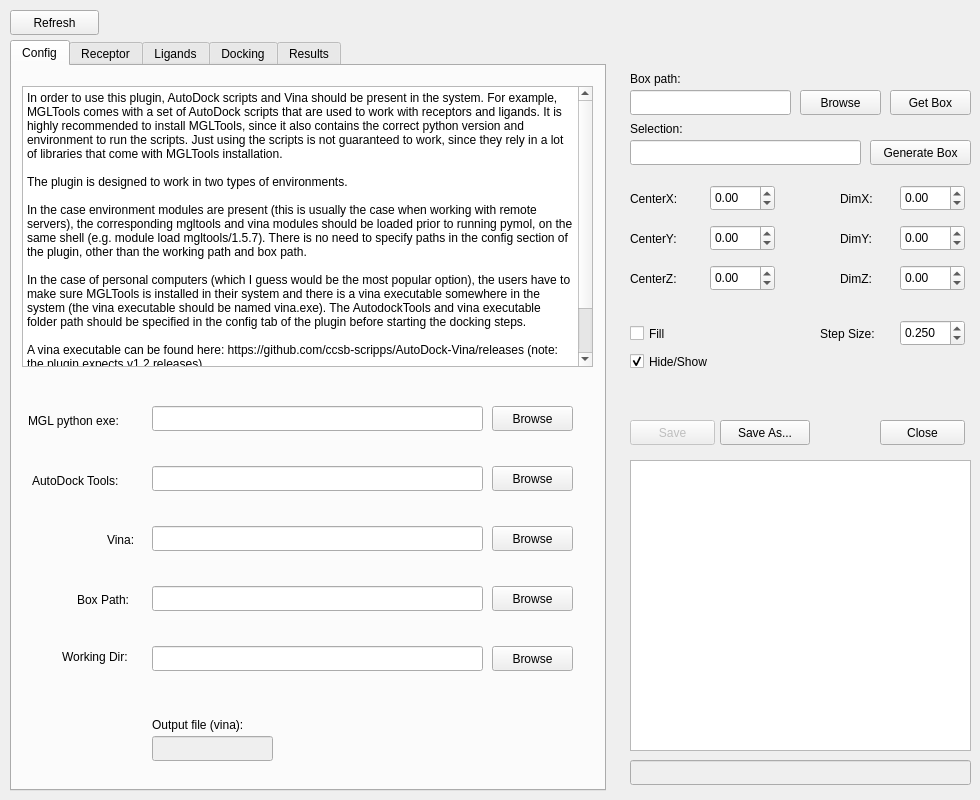
Before: the Qt Designer form demowidget.ui in gjonwick/MAGI-Dock, drawn with Qt 5.
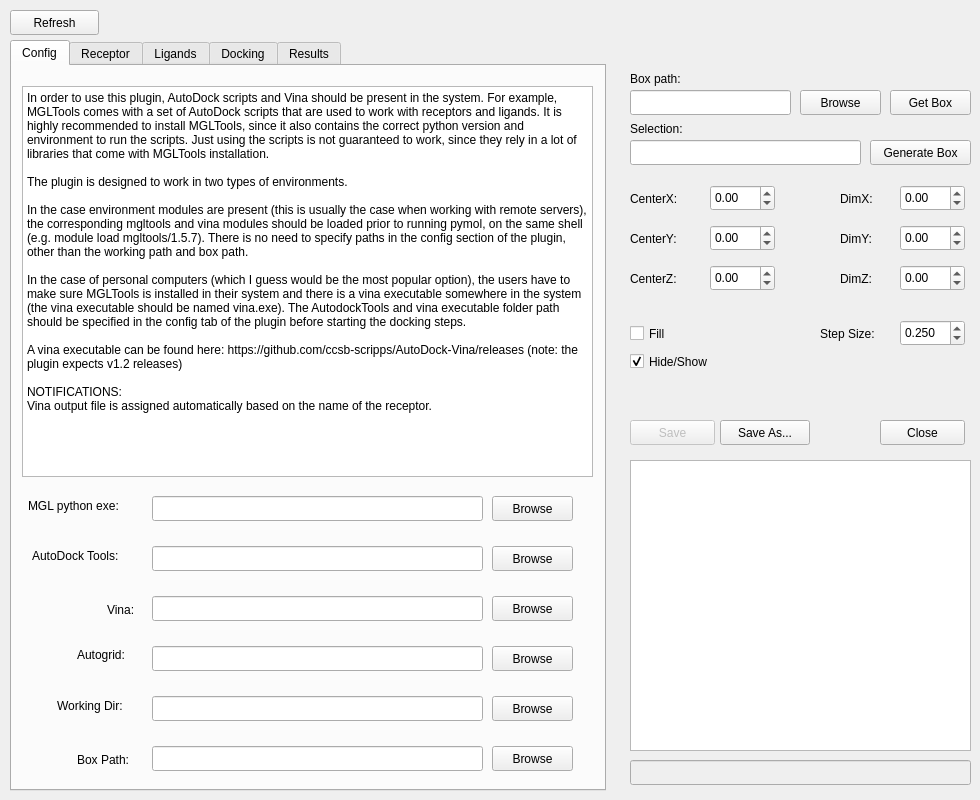
After: the same form once the commit is applied. The open tabs and pages were chosen to show the change. Icons and pictures are not drawn.

Commit message: Results table update

Diff of the .ui file:
```diff
--- a/demowidget.ui
+++ b/demowidget.ui
@@ -412,7 +412,7 @@
      <property name="geometry">
       <rect>
        <x>140</x>
-       <y>400</y>
+       <y>480</y>
        <width>331</width>
        <height>25</height>
       </rect>
@@ -428,7 +428,7 @@
      <property name="geometry">
       <rect>
        <x>140</x>
-       <y>460</y>
+       <y>530</y>
        <width>331</width>
        <height>25</height>
       </rect>
@@ -441,7 +441,7 @@
      <property name="geometry">
       <rect>
        <x>140</x>
-       <y>520</y>
+       <y>680</y>
        <width>331</width>
        <height>25</height>
       </rect>
@@ -454,7 +454,7 @@
      <property name="geometry">
       <rect>
        <x>20</x>
-       <y>405</y>
+       <y>480</y>
        <width>111</width>
        <height>20</height>
       </rect>
@@ -467,7 +467,7 @@
      <property name="geometry">
       <rect>
        <x>95</x>
-       <y>465</y>
+       <y>535</y>
        <width>41</width>
        <height>17</height>
       </rect>
@@ -480,7 +480,7 @@
      <property name="geometry">
       <rect>
        <x>65</x>
-       <y>525</y>
+       <y>685</y>
        <width>67</width>
        <height>17</height>
       </rect>
@@ -493,7 +493,7 @@
      <property name="geometry">
       <rect>
        <x>480</x>
-       <y>400</y>
+       <y>480</y>
        <width>81</width>
        <height>25</height>
       </rect>
@@ -509,7 +509,7 @@
      <property name="geometry">
       <rect>
        <x>480</x>
-       <y>460</y>
+       <y>530</y>
        <width>81</width>
        <height>25</height>
       </rect>
@@ -525,7 +525,7 @@
      <property name="geometry">
       <rect>
        <x>480</x>
-       <y>520</y>
+       <y>680</y>
        <width>81</width>
        <height>25</height>
       </rect>
@@ -554,7 +554,7 @@
      <property name="geometry">
       <rect>
        <x>140</x>
-       <y>580</y>
+       <y>630</y>
        <width>331</width>
        <height>25</height>
       </rect>
@@ -566,8 +566,8 @@
     <widget class="QLabel" name="label_30">
      <property name="geometry">
       <rect>
-       <x>50</x>
-       <y>581</y>
+       <x>45</x>
+       <y>630</y>
        <width>91</width>
        <height>20</height>
       </rect>
@@ -580,7 +580,7 @@
      <property name="geometry">
       <rect>
        <x>480</x>
-       <y>580</y>
+       <y>630</y>
        <width>81</width>
        <height>25</height>
       </rect>
@@ -592,32 +592,6 @@
       <string>Browse</string>
      </property>
     </widget>
-    <widget class="QLineEdit" name="vinaoutput">
-     <property name="enabled">
-      <bool>false</bool>
-     </property>
-     <property name="geometry">
-      <rect>
-       <x>140</x>
-       <y>670</y>
-       <width>121</width>
-       <height>25</height>
-      </rect>
-     </property>
-    </widget>
-    <widget class="QLabel" name="label_8">
-     <property name="geometry">
-      <rect>
-       <x>140</x>
-       <y>650</y>
-       <width>171</width>
-       <height>17</height>
-      </rect>
-     </property>
-     <property name="text">
-      <string>Output file (vina):</string>
-     </property>
-    </widget>
     <widget class="QPlainTextEdit" name="introMessageBox">
      <property name="enabled">
       <bool>true</bool>
@@ -627,7 +601,7 @@
        <x>10</x>
        <y>20</y>
        <width>571</width>
-       <height>281</height>
+       <height>391</height>
       </rect>
      </property>
      <property name="readOnly">
@@ -644,7 +618,8 @@
 
 A vina executable can be found here: https://github.com/ccsb-scripps/AutoDock-Vina/releases (note: the plugin expects v1.2 releases)
 
-
+NOTIFICATIONS:
+Vina output file is assigned automatically based on the name of the receptor.
 </string>
      </property>
     </widget>
@@ -652,7 +627,7 @@
      <property name="geometry">
       <rect>
        <x>16</x>
-       <y>345</y>
+       <y>430</y>
        <width>121</width>
        <height>20</height>
       </rect>
@@ -665,7 +640,7 @@
      <property name="geometry">
       <rect>
        <x>140</x>
-       <y>340</y>
+       <y>430</y>
        <width>331</width>
        <height>25</height>
       </rect>
@@ -678,7 +653,49 @@
      <property name="geometry">
       <rect>
        <x>480</x>
-       <y>340</y>
+       <y>430</y>
+       <width>81</width>
+       <height>25</height>
+      </rect>
+     </property>
+     <property name="focusPolicy">
+      <enum>Qt::NoFocus</enum>
+     </property>
+     <property name="text">
+      <string>Browse</string>
+     </property>
+    </widget>
+    <widget class="QLineEdit" name="autogridPath_txt">
+     <property name="geometry">
+      <rect>
+       <x>140</x>
+       <y>580</y>
+       <width>331</width>
+       <height>25</height>
+      </rect>
+     </property>
+     <property name="readOnly">
+      <bool>true</bool>
+     </property>
+    </widget>
+    <widget class="QLabel" name="label_22">
+     <property name="geometry">
+      <rect>
+       <x>65</x>
+       <y>580</y>
+       <width>67</width>
+       <height>17</height>
+      </rect>
+     </property>
+     <property name="text">
+      <string>Autogrid:</string>
+     </property>
+    </widget>
+    <widget class="QPushButton" name="browseAutogrid_btn">
+     <property name="geometry">
+      <rect>
+       <x>480</x>
+       <y>580</y>
        <width>81</width>
        <height>25</height>
       </rect>
@@ -1455,6 +1472,32 @@
       <string>Generate Affinity Maps</string>
      </property>
     </widget>
+    <widget class="QLineEdit" name="vinaoutput_txt">
+     <property name="enabled">
+      <bool>false</bool>
+     </property>
+     <property name="geometry">
+      <rect>
+       <x>20</x>
+       <y>300</y>
+       <width>151</width>
+       <height>25</height>
+      </rect>
+     </property>
+    </widget>
+    <widget class="QLabel" name="label_8">
+     <property name="geometry">
+      <rect>
+       <x>20</x>
+       <y>280</y>
+       <width>111</width>
+       <height>17</height>
+      </rect>
+     </property>
+     <property name="text">
+      <string>Vina output file:</string>
+     </property>
+    </widget>
    </widget>
    <widget class="QWidget" name="results_tab">
     <attribute name="title">
```
Left out of the diff: 81 changed lines with no effect on the pictures. The commit also changes 1 other file.
